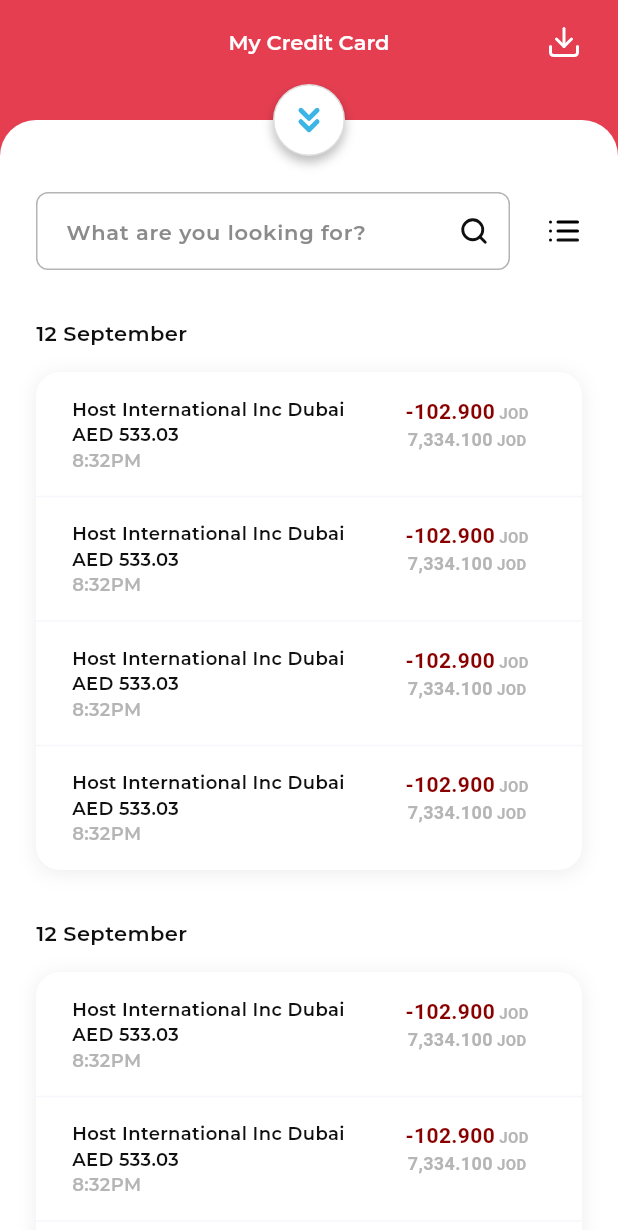
After one commit to Hafizzudin789/Blink, a Flutter app: the TransactionView screen opened directly, on a phone screen of 412 x 824 dp. The commit adds this screen. Shown: the top 1230 px of the screen. Run offline on Flutter 3.47's test engine with Material 2 defaults, Android fonts, the light colour scheme and no system bars; our stand-ins replace flutter_svg; project files that could hold a hidden picture were left out.

Commit message:
transaction page complete

```diff
--- a/lib/app_color.dart
+++ b/lib/constant/app_color.dart
@@ -15,5 +15,7 @@ const lightPinkColor = Color(0XFFE74E5F);
 const pinkColor = Color(0XFFE53E51);
 const lightYellowColor = Color(0XFFFFED4E);
 const yellowColor = Color(0XFFFFE816);
+const darkRedColor = Color(0XFF890000);
 
 const shadowColor = Color(0XFFD1D1D1);
+const dividerColor = Color(0XFFF8F6FD);
--- a/lib/layout_view.dart
+++ b/lib/layout_view.dart
@@ -1,5 +1,5 @@
-import 'package:blink/custom_svg_image.dart';
-import 'package:blink/dashboard_view.dart';
+import 'package:blink/widgets/custom_svg_image.dart';
+import 'package:blink/views/dashboard_view.dart';
 import 'package:flutter/material.dart';
 
 class LayoutView extends StatefulWidget {
--- a/lib/main.dart
+++ b/lib/main.dart
@@ -11,7 +11,9 @@ class MyApp extends StatelessWidget {
   // This widget is the root of your application.
   @override
   Widget build(BuildContext context) {
-    return MaterialApp(
+    return GestureDetector(
+      onTap: () => FocusManager.instance.primaryFocus?.unfocus(),
+      child: MaterialApp(
         title: 'Blink',
         debugShowCheckedModeBanner: false,
         theme: ThemeData(
@@ -25,6 +27,7 @@ class MyApp extends StatelessWidget {
           )
         ),
         home: const LayoutView(),
+      ),
     );
   }
 }
--- a/lib/dashboard_view.dart
+++ b/lib/views/dashboard_view.dart
@@ -1,9 +1,10 @@
+import 'package:blink/views/transaction_view.dart';
 import 'package:blink/widgets/customPattern.dart';
 import 'package:flutter/material.dart';
-import 'app_color.dart';
-import 'custom_svg_image.dart';
-import 'widgets/custom_button.dart';
-import 'widgets/elevated_button.dart';
+import '../constant/app_color.dart';
+import '../widgets/custom_svg_image.dart';
+import '../widgets/custom_button.dart';
+import '../widgets/elevated_button.dart';
 import 'dart:math' as math;
 
 class DashboardView extends StatefulWidget {
@@ -449,11 +450,6 @@ class _DashboardViewState extends State<DashboardView> {
             ),
           ),
         ),
-        // const Positioned(
-        //   left: 0,
-        //   right: 0,
-        //   child: SVGImage(assetPath: "assets/card2Curve.svg"),
-        // ),
 
         ///Button
         Positioned(
@@ -472,9 +468,12 @@ class _DashboardViewState extends State<DashboardView> {
         ),
 
         ///Transactions button
-        const Positioned(
+        Positioned(
           bottom: 20,
           child: ElevatedCustomButton(
+            onTap: () {
+              Navigator.push(context, MaterialPageRoute(builder: (context) => const TransactionView()));
+            },
             label: "Transactions",
             buttonColor: Colors.white,
             foregroundColor: primaryButtonColor,
--- /dev/null
+++ b/lib/views/transaction_view.dart
@@ -0,0 +1,230 @@
+import 'package:blink/widgets/custom_svg_image.dart';
+import 'package:flutter/material.dart';
+
+import '../constant/app_color.dart';
+
+class TransactionView extends StatefulWidget {
+  const TransactionView({super.key});
+
+  @override
+  State<TransactionView> createState() => _TransactionViewState();
+}
+
+class _TransactionViewState extends State<TransactionView> {
+  @override
+  Widget build(BuildContext context) {
+    return Scaffold(
+      backgroundColor: pinkColor,
+      appBar: AppBar(
+        title: const Text("My Credit Card", style: TextStyle(fontSize: 14, fontWeight: FontWeight.w600, color: Colors.white),),
+        centerTitle: true,
+        backgroundColor: pinkColor,
+        leading: const SizedBox(),
+        actions: const [
+          Padding(
+            padding: EdgeInsets.symmetric(horizontal: 24.0),
+            child: SVGImage(assetPath: "assets/icons/download.svg"),
+          ),
+        ],
+      ),
+      body: Stack(
+        alignment: Alignment.center,
+        children: [
+          Container(
+            margin: const EdgeInsets.only(top: 24),
+            padding: const EdgeInsets.only(top: 48),
+            decoration: const BoxDecoration(
+              color: Colors.white,
+              borderRadius: BorderRadius.only(topRight: Radius.circular(24), topLeft: Radius.circular(24)),
+            ),
+            child: CustomScrollView(
+              slivers: [
+                SliverList(delegate: SliverChildListDelegate([
+                  Padding(padding: const EdgeInsets.only(right: 24, left: 24, bottom: 16), child: _searchBar(),),
+                ]),),
+                SliverList(delegate: SliverChildBuilderDelegate(
+                  (context, index) {
+                    return Column(
+                      mainAxisSize: MainAxisSize.min,
+                      crossAxisAlignment: CrossAxisAlignment.start,
+                      children: [
+                        const Padding(
+                          padding: EdgeInsets.symmetric(
+                              vertical: 16.0, horizontal: 24),
+                          child: Text(
+                            "12 September",
+                            style: TextStyle(
+                                color: blackColor,
+                                fontSize: 14,
+                                fontWeight: FontWeight.w600),
+                          ),
+                        ),
+                        Container(
+                          margin: const EdgeInsets.symmetric(horizontal: 24),
+                          padding: const EdgeInsets.symmetric(vertical: 16),
+                          decoration: BoxDecoration(
+                            borderRadius: BorderRadius.circular(16),
+                            color: Colors.white,
+                            boxShadow: [
+                              BoxShadow(
+                                  color: Colors.grey.shade200,
+                                  blurRadius: 10,
+                                  spreadRadius: 0.05,
+                                offset: const Offset(0,2)
+                              )
+                            ],
+                          ),
+                          child: ListView.separated(
+                            separatorBuilder: (context, index)=>const Divider(color: dividerColor, thickness: 1, height: 32),
+                            itemCount: 4,
+                            shrinkWrap: true,
+                            physics: const NeverScrollableScrollPhysics(),
+                            itemBuilder: (context, index) {
+                              return const Padding(
+                                padding: EdgeInsets.symmetric(
+                                  horizontal: 24,
+                                ),
+                                child: Row(
+                                  crossAxisAlignment: CrossAxisAlignment.start,
+                                  children: [
+                                    Expanded(
+                                      flex: 2,
+                                      child: Column(
+                                        crossAxisAlignment:
+                                            CrossAxisAlignment.start,
+                                        children: [
+                                          Text(
+                                            "Host International Inc Dubai AED 533.03",
+                                            style: TextStyle(
+                                                color: blackColor,
+                                                fontSize: 12,
+                                                fontWeight: FontWeight.w600),
+                                          ),
+                                          Text(
+                                            "8:32PM",
+                                            style: TextStyle(
+                                                color: gray300Color,
+                                                fontSize: 12,
+                                                fontWeight: FontWeight.w600),
+                                          ),
+                                        ],
+                                      ),
+                                    ),
+                                    Expanded(
+                                      flex: 1,
+                                      child: Column(
+                                        children: [
+                                          Text.rich(TextSpan(
+                                              text: "-102.900",
+                                              style: TextStyle(
+                                                  color: darkRedColor,
+                                                  fontSize: 14,
+                                                  fontWeight: FontWeight.w700),
+                                              children: [
+                                                TextSpan(
+                                                  text: " JOD",
+                                                  style: TextStyle(
+                                                      color: gray300Color,
+                                                      fontSize: 10,
+                                                      fontWeight:
+                                                          FontWeight.w600),
+                                                )
+                                              ])),
+                                          Text.rich(TextSpan(
+                                              text: "7,334.100",
+                                              style: TextStyle(
+                                                  color: gray300Color,
+                                                  fontSize: 12,
+                                                  fontWeight: FontWeight.w600),
+                                              children: [
+                                                TextSpan(
+                                                  text: " JOD",
+                                                  style: TextStyle(
+                                                      color: gray300Color,
+                                                      fontSize: 10,
+                                                      fontWeight:
+                                                          FontWeight.w600),
+                                                )
+                                              ])),
+                                        ],
+                                      ),
+                                    ),
+                                  ],
+                                ),
+                              );
+                            },
+                          ),
+                        ),
+                        const SizedBox(height: 16),
+                      ],
+                    );
+                  }, childCount: 10),
+                ),
+              ],
+            ),
+          ),
+          Positioned(
+            top: 0,
+            child: InkWell(
+              onTap: () {
+                Navigator.pop(context);
+              },
+              child: Container(
+                height: 48,
+                width: 48,
+                padding: const EdgeInsets.all(10),
+                decoration: BoxDecoration(
+                  shape: BoxShape.circle,
+                  color: Colors.white,
+                  border: Border.all(color: gray200Color, width: 1),
+                  boxShadow: const [
+                    BoxShadow(color: Colors.black26, blurRadius: 5, spreadRadius: 0.1, offset: Offset(0, 4))
+                  ]
+                ),
+                child: const SVGImage(assetPath: "assets/icons/down.svg"),
+              ),
+            ),
+          ),
+        ],
+      ),
+    );
+  }
+
+  _searchBar() {
+    return Row(
+      children: [
+        Expanded(
+          child: TextField(
+            decoration: InputDecoration(
+              contentPadding: const EdgeInsets.symmetric(vertical: 14, horizontal: 16),
+              hintText: "What are you looking for?",
+              hintStyle: const TextStyle(fontSize: 14, fontWeight: FontWeight.w600, color: gray400Color),
+              suffixIcon: const Padding(
+                padding: EdgeInsets.symmetric(horizontal: 14.0),
+                child: SVGImage(assetPath: "assets/icons/search.svg"),
+              ),
+              border: OutlineInputBorder(
+                borderRadius: BorderRadius.circular(8),
+                borderSide: const BorderSide(color: gray300Color, width: 1),
+              ),
+              focusedBorder: OutlineInputBorder(
+                borderRadius: BorderRadius.circular(8),
+                borderSide: const BorderSide(color: gray300Color, width: 1),
+              ),
+              enabledBorder: OutlineInputBorder(
+                borderRadius: BorderRadius.circular(8),
+                borderSide: const BorderSide(color: gray300Color, width: 1),
+              ),
+              errorBorder: OutlineInputBorder(
+                borderRadius: BorderRadius.circular(8),
+                borderSide: const BorderSide(color: gray300Color, width: 1),
+              ),
+            ),
+          ),
+        ),
+        SizedBox(width: 24),
+        SVGImage(assetPath: "assets/icons/filter.svg")
+      ],
+    );
+  }
+}
--- a/lib/widgets/customPattern.dart
+++ b/lib/widgets/customPattern.dart
@@ -1,5 +1,5 @@
 import 'package:flutter/material.dart';
-import '../app_color.dart';
+import '../constant/app_color.dart';
 import 'dart:math' as math;
 
 class CustomPatternCircleMyAccount extends CustomPainter {
--- a/lib/widgets/elevated_button.dart
+++ b/lib/widgets/elevated_button.dart
@@ -1,6 +1,6 @@
 import 'package:flutter/material.dart';
 
-import '../app_color.dart';
+import '../constant/app_color.dart';
 
 class ElevatedCustomButton extends StatelessWidget {
   final String label;
```
Also changed, not shown: assets/icons/down.svg (added), assets/icons/download.svg (added), assets/icons/filter.svg (added), assets/icons/search.svg (added), lib/widgets/custom_svg_image.dart (renamed from lib/custom_svg_image.dart). Lines whose indentation alone changed are shown as unchanged.
